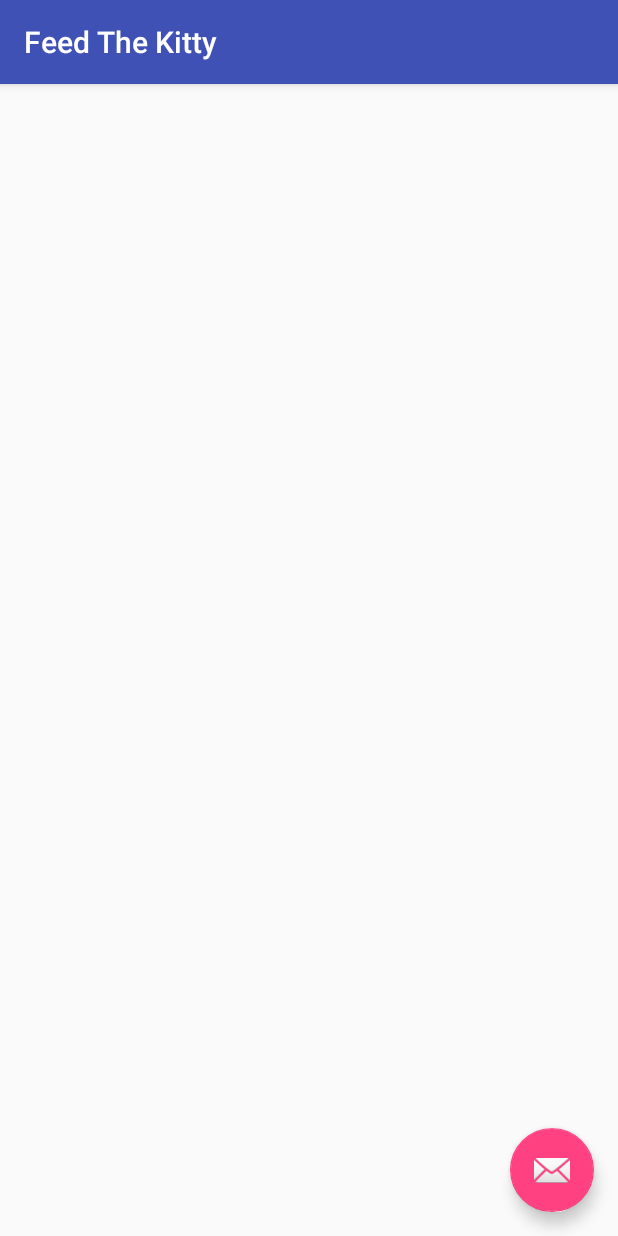
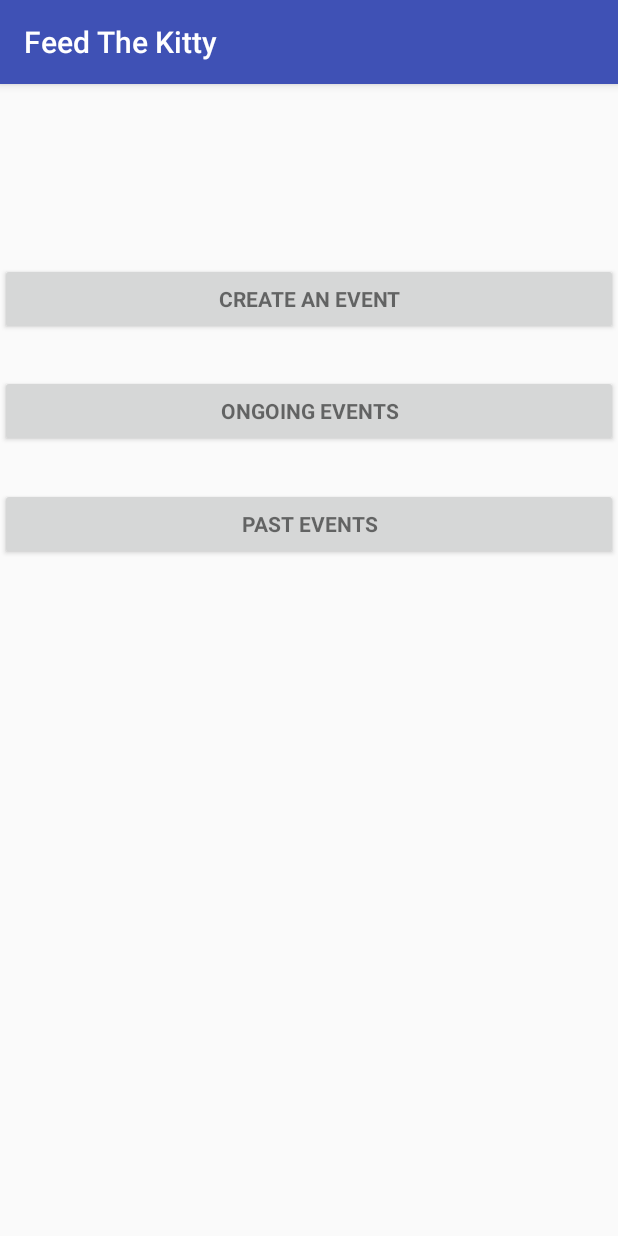
Before and after one commit to aksdad/436, an Android app: the MainActivity screen opened directly, with no data from a screen before it, on a phone screen of 412 x 824 dp. Run offline under Robolectric (Android 15) with nearby library versions, the phone set to English and light mode, and no system bars; 1 statement that could not run was skipped.

Commit message:
added links to new pages but login broken now??

```diff
--- a/app/src/main/java/com/example/cory/feedthekitty/LoginActivity.java
+++ b/app/src/main/java/com/example/cory/feedthekitty/LoginActivity.java
@@ -33,6 +33,7 @@ import android.widget.Toast;
 
 import java.util.ArrayList;
 import java.util.List;
+import java.util.TreeMap;
 
 import static android.Manifest.permission.READ_CONTACTS;
 
@@ -53,6 +54,7 @@ public class LoginActivity extends AppCompatActivity implements LoaderCallbacks<
     private static final String[] DUMMY_CREDENTIALS = new String[]{
             "foo@example.com:hello", "bar@example.com:world", "cory@gmail.com:hello"
     };
+
     /**
      * Keep track of the login task to ensure we can cancel it if requested.
      */
--- a/app/src/main/java/com/example/cory/feedthekitty/MainActivity.java
+++ b/app/src/main/java/com/example/cory/feedthekitty/MainActivity.java
@@ -1,11 +1,13 @@
 package com.example.cory.feedthekitty;
 
+import android.content.Intent;
 import android.os.Bundle;
 import android.support.design.widget.FloatingActionButton;
 import android.support.design.widget.Snackbar;
 import android.support.v7.app.AppCompatActivity;
 import android.support.v7.widget.Toolbar;
 import android.view.View;
+import android.widget.Button;
 
 public class MainActivity extends AppCompatActivity {
 
@@ -24,6 +26,34 @@ public class MainActivity extends AppCompatActivity {
                         .setAction("Action", null).show();
             }
         });
+
+        Button createEvent = (Button) findViewById(R.id.create_an_event_button);
+        createEvent.setOnClickListener(new View.OnClickListener() {
+            @Override
+            public void onClick(View view) {
+                Intent intent = new Intent(MainActivity.this, CreateEvent.class);
+                startActivity(intent);
+            }
+        });
+
+        Button ongoingEvents = (Button) findViewById(R.id.ongoing_event_button);
+        ongoingEvents.setOnClickListener(new View.OnClickListener() {
+            @Override
+            public void onClick(View view) {
+                Intent intent = new Intent(MainActivity.this, OngoingEvents.class);
+                startActivity(intent);
+            }
+        });
+
+
+        Button pastEvents = (Button) findViewById(R.id.past_event_button);
+        pastEvents.setOnClickListener(new View.OnClickListener() {
+            @Override
+            public void onClick(View view) {
+                Intent intent = new Intent(MainActivity.this, PastEvents.class);
+                startActivity(intent);
+            }
+        });
     }
 
 }
--- a/app/src/main/res/layout/activity_main.xml
+++ b/app/src/main/res/layout/activity_main.xml
@@ -22,12 +22,28 @@
 
     <include layout="@layout/content_main" />
 
-    <android.support.design.widget.FloatingActionButton
-        android:id="@+id/fab"
-        android:layout_width="wrap_content"
+    <Button
+        android:id="@+id/create_an_event_button"
+        style="?android:textAppearanceSmall"
+        android:layout_width="match_parent"
         android:layout_height="wrap_content"
-        android:layout_gravity="bottom|end"
-        android:layout_margin="@dimen/fab_margin"
-        app:srcCompat="@android:drawable/ic_dialog_email" />
-
+        android:layout_marginTop="175dp"
+        android:text="@string/create_event"
+        android:textStyle="bold" />
+    <Button
+        android:id="@+id/ongoing_event_button"
+        style="?android:textAppearanceSmall"
+        android:layout_width="match_parent"
+        android:layout_height="wrap_content"
+        android:layout_marginTop="250dp"
+        android:text="@string/ongoing_events"
+        android:textStyle="bold" />
+    <Button
+        android:id="@+id/past_event_button"
+        style="?android:textAppearanceSmall"
+        android:layout_width="match_parent"
+        android:layout_height="wrap_content"
+        android:layout_marginTop="325dp"
+        android:text="@string/past_events"
+        android:textStyle="bold" />
 </android.support.design.widget.CoordinatorLayout>
--- a/app/src/main/res/values/strings.xml
+++ b/app/src/main/res/values/strings.xml
@@ -10,8 +10,16 @@
     <string name="error_invalid_password">This password is too short</string>
     <string name="error_incorrect_password">This password is incorrect</string>
     <string name="error_field_required">This field is required</string>
+
+    <string name="create_event">Create an Event</string>
+    <string name="ongoing_events">Ongoing Events</string>
+    <string name="past_events">Past Events</string>
+
     <string name="permission_rationale">"Contacts permissions are needed for providing email
         completions."
     </string>
     <string name="title_activity_main">Feed The Kitty</string>
+    <string name="title_activity_create_event">CreateEvent</string>
+    <string name="title_activity_ongoing_events">OngoingEvents</string>
+    <string name="title_activity_past_events">PastEvents</string>
 </resources>
```
Also changed, not shown: app/src/main/AndroidManifest.xml (+12 -0 lines), app/src/main/java/com/example/cory/feedthekitty/CreateEvent.java (added, +29 -0 lines), app/src/main/java/com/example/cory/feedthekitty/OngoingEvents.java (added, +29 -0 lines), app/src/main/java/com/example/cory/feedthekitty/PastEvents.java (added, +29 -0 lines), app/src/main/res/layout/activity_create_event.xml (added, +33 -0 lines), app/src/main/res/layout/activity_ongoing_events.xml (added, +33 -0 lines), app/src/main/res/layout/activity_past_events.xml (added, +33 -0 lines), app/src/main/res/layout/content_create_event.xml (added, +11 -0 lines), app/src/main/res/layout/content_ongoing_events.xml (added, +11 -0 lines), app/src/main/res/layout/content_past_events.xml (added, +11 -0 lines).
